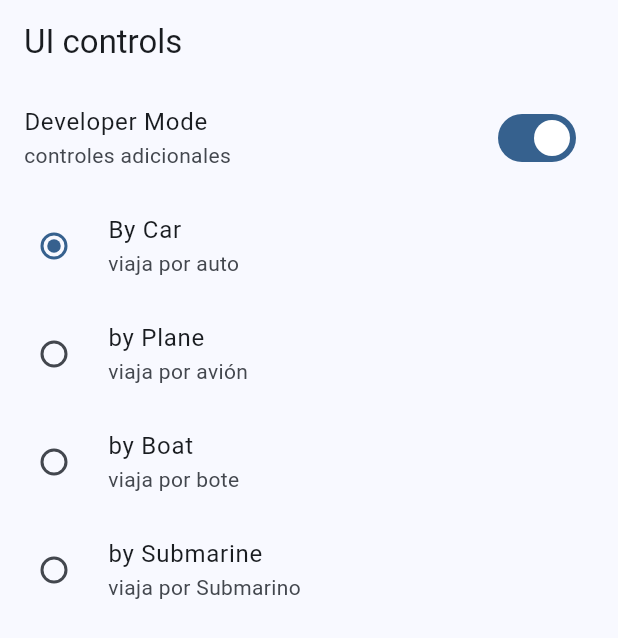
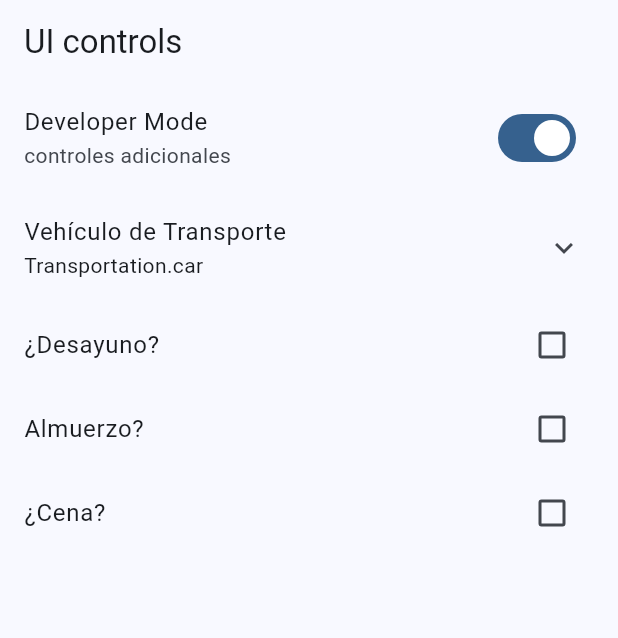
Before and after one commit to Curvi55/widgets_app, a Flutter app: the UiControlsScreen screen opened by its route, on a phone screen of 412 x 824 dp. Shown: the top 638 px of the screen. Run offline on Flutter 3.47's test engine with Material 2 defaults, Android fonts, the phone set to English and light mode, and no system bars; our stand-ins replace go_router.

Commit message:
UI-controls terminado

```diff
--- a/lib/presentation/screens/cards/cards_screen.dart
+++ b/lib/presentation/screens/cards/cards_screen.dart
@@ -216,7 +216,7 @@ class _CardType4 extends StatelessWidget {
 
   @override
   Widget build(BuildContext context) {
-    final colors = Theme.of(context).colorScheme;
+    //final colors = Theme.of(context).colorScheme;
 
     // aqui es el punto donde se crea un nuevo widget para ser usado en el children: de la columna
     // Card es el widget propio de flutter
--- a/lib/presentation/screens/ui_controls/ui_controls_screen.dart
+++ b/lib/presentation/screens/ui_controls/ui_controls_screen.dart
@@ -34,6 +34,10 @@ class _UIControlsViewState extends State<_UIControlsView> {
   bool isDeveloper = true;
   // nos vamos a crear una propiedad de tipo transportation
   Transportation selectedTransportation = Transportation.car;
+  bool wantsBreakFast = false;
+  bool wantsLunch = false;
+  bool wantsDinner = false;
+
 
   @override
   Widget build(BuildContext context) {
@@ -49,17 +53,21 @@ class _UIControlsViewState extends State<_UIControlsView> {
             isDeveloper = !isDeveloper; // se le asigna el valor contrario al que tenia, switch ;)
           })
         ),
+        // dice FH que ExpansionTile es super super genial
+        ExpansionTile(
+          title: const Text('Vehículo de Transporte'),
+          subtitle: Text('$selectedTransportation'),
+          children: [
              RadioListTile(
                 title: const Text('By Car'),
                 subtitle: const Text('viaja por auto'),
                 value: Transportation.car,
-          groupValue: selectedTransportation, // indica cual de las 3 opciones esta seleccionada
+                groupValue:
+                    selectedTransportation, // indica cual de las 3 opciones esta seleccionada
                 // notese que dart sabe que este value es de tipo Transportation por lo que se le asigno antes
-           onChanged: (value)=>setState(() {
+                onChanged: (value) => setState(() {
                       selectedTransportation = Transportation.car;
-           })
-        ),
-
+                    })),
             RadioListTile(
                 title: const Text('by Plane'),
                 subtitle: const Text('viaja por avión'),
@@ -92,6 +100,31 @@ class _UIControlsViewState extends State<_UIControlsView> {
                     })),
 
           ],
+          ),
+
+          CheckboxListTile(
+            title: const Text('¿Desayuno?'),
+            value: wantsBreakFast,
+            onChanged: (value)=> setState(() {
+              wantsBreakFast =!wantsBreakFast;
+            })
+          ),
+        CheckboxListTile(
+            title: const Text('Almuerzo?'),
+            value: wantsLunch,
+            onChanged: (value) => setState(() {
+                  wantsLunch = !wantsLunch;
+                })
+        ),
+        CheckboxListTile(
+            title: const Text('¿Cena?'),
+            value: wantsDinner,
+            onChanged: (value) => setState(() {
+                  wantsDinner = !wantsDinner;
+        }))
+
+
+      ],
     );
   }
 }
```
Lines whose indentation alone changed are shown as unchanged.
